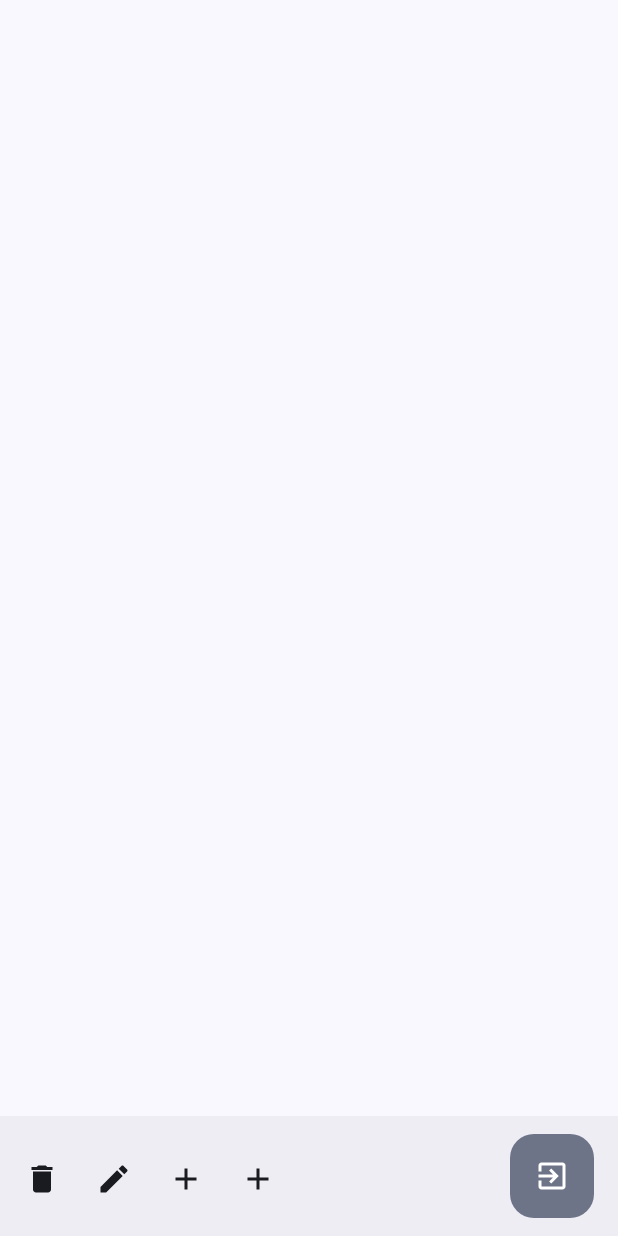
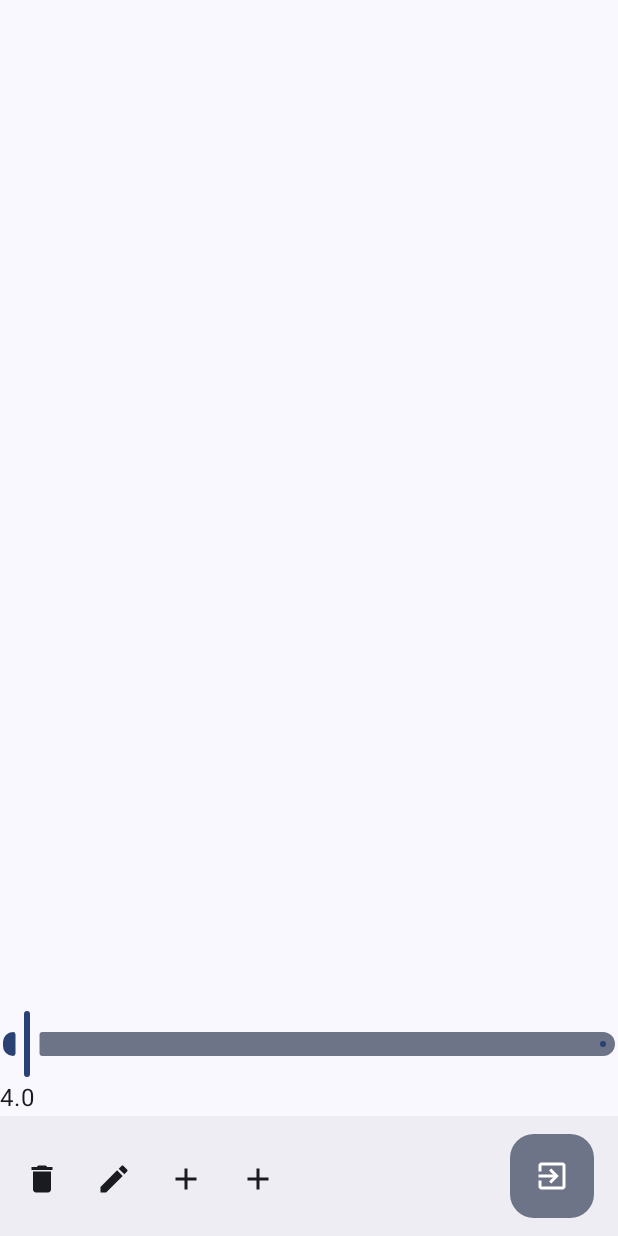
Before and after one commit to kototo522/DrawingApp, an Android app built with Jetpack Compose: the screen it shows after launch (MainActivity), after a tap on "ペンサイズ変更", on a phone screen of 412 x 824 dp. Run offline under Robolectric (Android 15) with nearby library versions, the phone set to English and light mode, and no system bars.

Commit message:
add: ペンのサイズ変更機能を追加

```diff
--- a/app/src/main/java/com/example/drawingapp/drawing/DrawingScreen.kt
+++ b/app/src/main/java/com/example/drawingapp/drawing/DrawingScreen.kt
@@ -1,5 +1,6 @@
 package com.example.drawingapp.drawing
 
+import androidx.compose.foundation.layout.Column
 import androidx.compose.material.icons.Icons
 import androidx.compose.material.icons.filled.Add
 import androidx.compose.material.icons.filled.Delete
@@ -13,6 +14,8 @@ import androidx.compose.material3.FloatingActionButtonDefaults
 import androidx.compose.material3.Icon
 import androidx.compose.material3.IconButton
 import androidx.compose.material3.Scaffold
+import androidx.compose.material3.Slider
+import androidx.compose.material3.Text
 import androidx.compose.runtime.*
 import androidx.compose.runtime.saveable.rememberSaveable
 import com.example.drawingapp.drawing.component.DrawingCanvas
@@ -22,17 +25,31 @@ import java.io.Serializable
 @Composable
 fun DrawingScreen() {
     // 描画の履歴の記録のため
-    var tracks = rememberSaveable { mutableStateOf<List<DrawingPathRoute>?>(null) }
+    val tracks = rememberSaveable { mutableStateOf<List<DrawingPathRoute>?>(null) }
     var penSize by remember { mutableStateOf(4f) }
+    var showPenSizeSlider by remember { mutableStateOf(false) }
 
     Scaffold(
         bottomBar = {
+            Column {
+                if(showPenSizeSlider){
+                    Column {
+                        Slider(
+                            value = penSize,
+                            valueRange = 0f..100f,
+                            onValueChange = {
+                                penSize = it
+                            },
+                        )
+                        Text(text = penSize.toString())
+                    }
+                }
                 BottomAppBar(
                     actions = {
                         IconButton(onClick = { tracks.value = null }) {
                             Icon(Icons.Filled.Delete, contentDescription = "削除")
                         }
-                    IconButton(onClick = { /* do something */ }) {
+                        IconButton(onClick = { showPenSizeSlider = !showPenSizeSlider }) {
                             Icon(
                                 Icons.Filled.Edit,
                                 contentDescription = "ペンサイズ変更",
@@ -61,7 +78,8 @@ fun DrawingScreen() {
                         }
                     }
                 )
-        },
+            }
+            }
     ) {
         DrawingCanvas(tracks = tracks, penSize = penSize, canvasHeight = it)
     }
--- a/app/src/main/java/com/example/drawingapp/drawing/component/Canvas.kt
+++ b/app/src/main/java/com/example/drawingapp/drawing/component/Canvas.kt
@@ -1,5 +1,3 @@
-@file:Suppress("UNUSED_EXPRESSION")
-
 package com.example.drawingapp.drawing.component
 
 import android.view.MotionEvent
@@ -18,6 +16,7 @@ import androidx.compose.ui.graphics.drawscope.inset
 import androidx.compose.ui.input.pointer.pointerInteropFilter
 import com.example.drawingapp.drawing.DrawingPathRoute
 
+@Suppress("UNUSED_EXPRESSION")
 @OptIn(ExperimentalComposeUiApi::class)
 @Composable
 fun DrawingCanvas(tracks: MutableState<List<DrawingPathRoute>?>, penSize: Float, canvasHeight: PaddingValues) {
@@ -40,6 +39,7 @@ fun DrawingCanvas(tracks: MutableState<List<DrawingPathRoute>?>, penSize: Float,
                             add(DrawingPathRoute.LineTo(motionEvent.x, motionEvent.y))
                         }
                     }
+
                     else -> false
                 }
                 true
```
Lines whose indentation alone changed are shown as unchanged.
